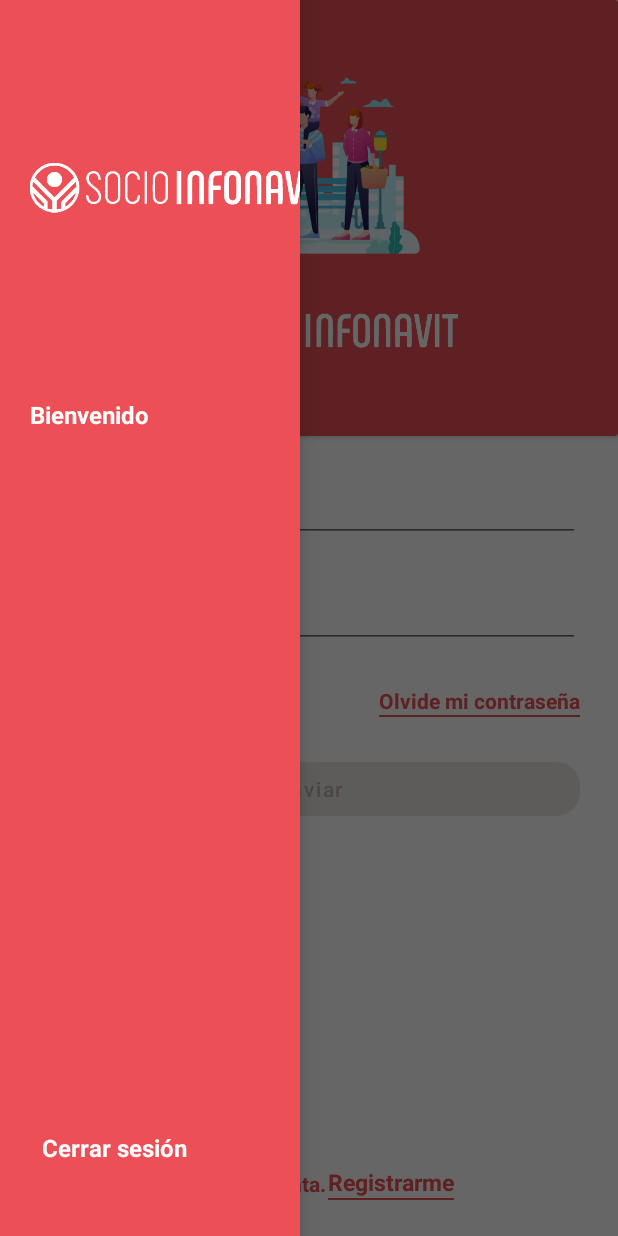
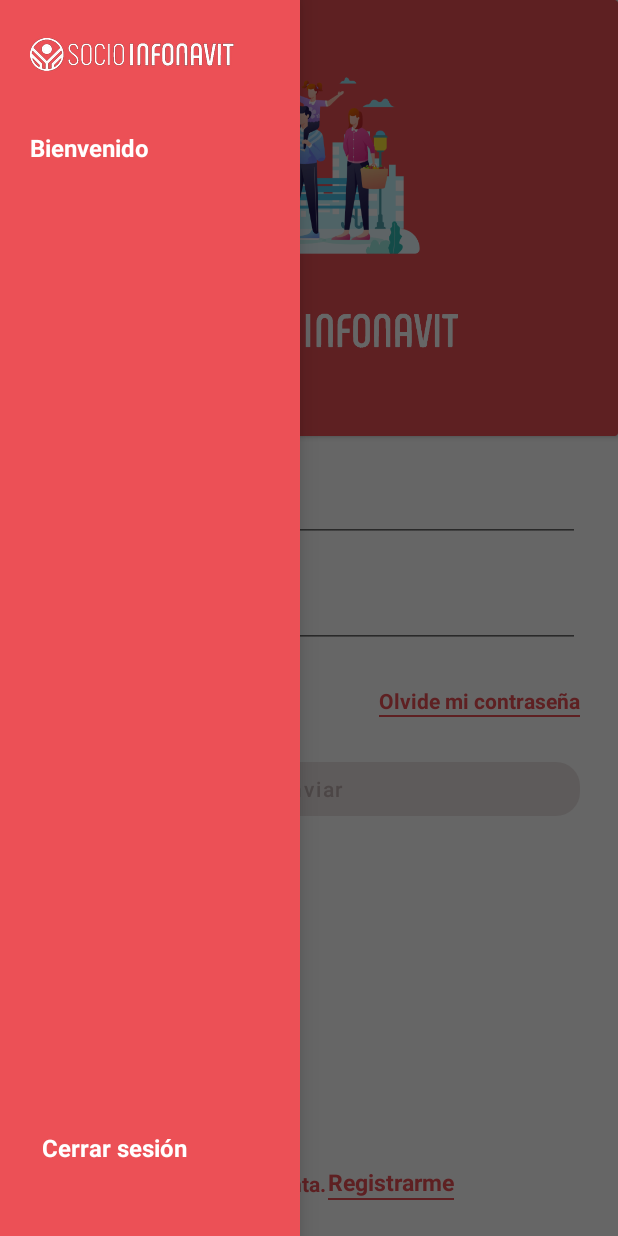
Before and after one commit to Didier123Argel/socio-infonavit-android, an Android app: the screen it shows after launch (MainActivity), with the side drawer open, on a phone screen of 412 x 824 dp. Run offline under Robolectric (Android 15) with nearby library versions, the phone set to English and light mode, and no system bars; our stand-ins replace Dagger/Hilt's generated code, data binding; libraries missing offline, so code that uses them is left out: com.auth0.android, com.kaopiz.kprogresshud; 1 statement that could not run was skipped.

Commit message:
# main_side_menu.xml - Added drawer head icon

```diff
--- a/app/src/main/res/layout/main_side_menu.xml
+++ b/app/src/main/res/layout/main_side_menu.xml
@@ -24,7 +24,7 @@
                 android:layout_marginTop="@dimen/logo_default_margin_start_size"
                 app:layout_constraintStart_toStartOf="parent"
                 app:layout_constraintTop_toTopOf="parent"
-                android:src="@drawable/ic_logo" />
+                android:src="@drawable/drawer_logo" />
 
             <TextView
                 android:id="@+id/tvWelcome"
```
Also changed, not shown: app/src/main/res/drawable-hdpi/drawer_logo.png (added), app/src/main/res/drawable-mdpi/drawer_logo.png (added), app/src/main/res/drawable-xhdpi/drawer_logo.png (added), app/src/main/res/drawable-xxhdpi/drawer_logo.png (added), app/src/main/res/drawable-xxxhdpi/drawer_logo.png (added).
